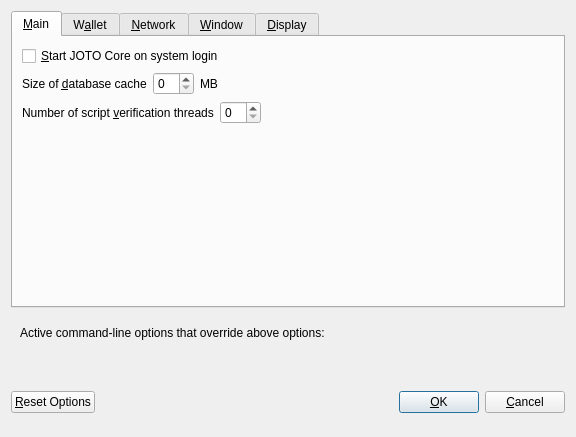
Before: the Qt Designer form src/qt/forms/optionsdialog.ui in minblock/joto, drawn with Qt 5.
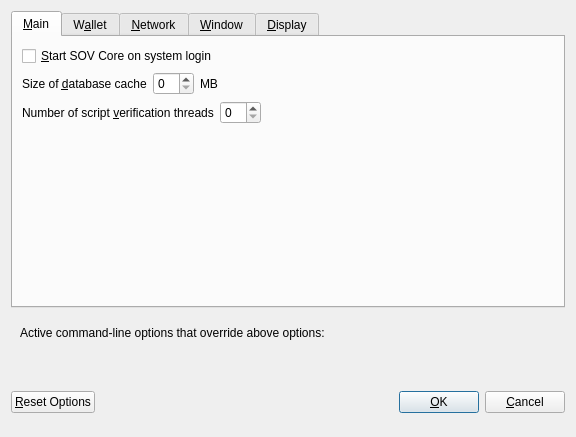
After: the same form once the commit is applied. Custom widgets are drawn as their Qt base class.

```diff
--- a/src/qt/forms/optionsdialog.ui
+++ b/src/qt/forms/optionsdialog.ui
@@ -33,7 +33,7 @@
           <string>Automatically start JOTO Core after logging in to the system.</string>
          </property>
          <property name="text">
-          <string>&amp;Start JOTO Core on system login</string>
+          <string>&amp;Start SOV Core on system login</string>
          </property>
         </widget>
        </item>
```
Left out of the diff: 16 changed lines with no effect on the pictures.
